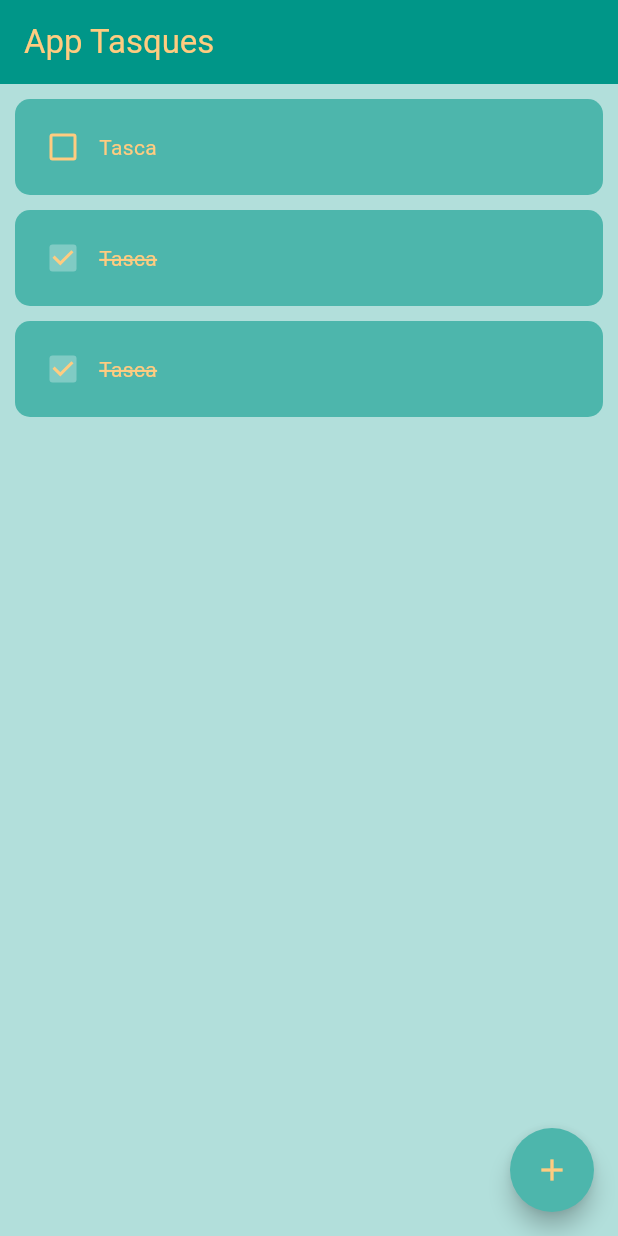
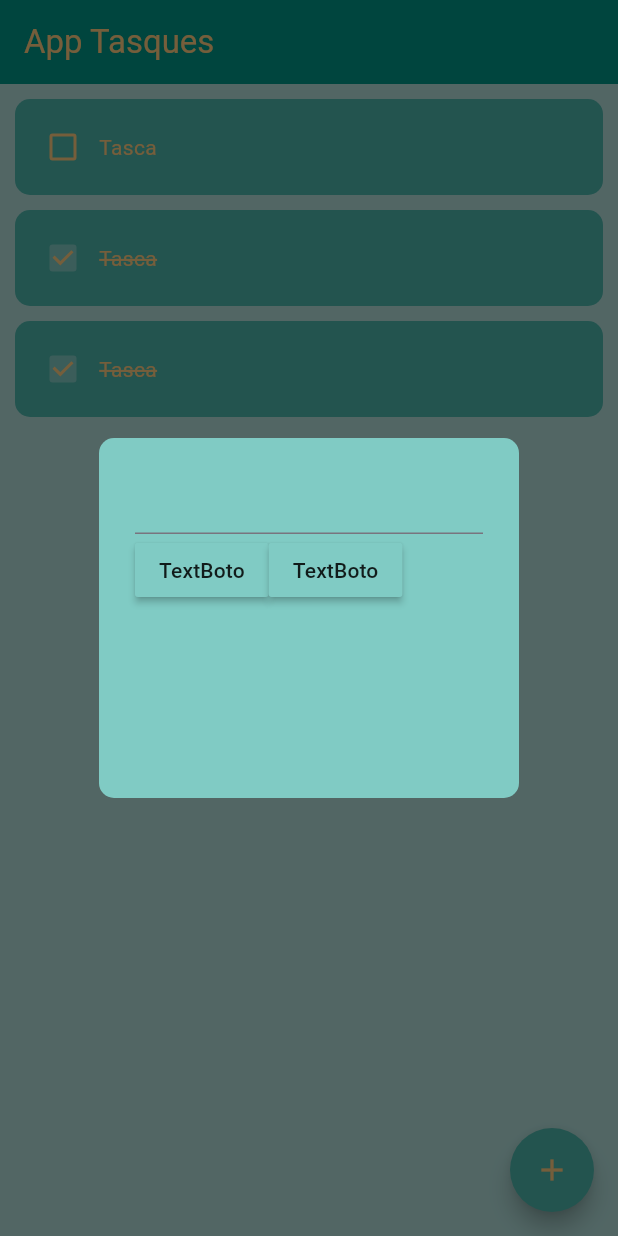
Before and after one commit to kokee007/aplicio_tasques_, a Flutter app: the screen it shows after launch, after a tap on the "add" icon, on a phone screen of 412 x 824 dp. Run offline on Flutter 3.47's test engine with Material 3 defaults, Android fonts, the phone set to English and light mode, and no system bars; drawn by our look-alikes of flutter_slidable.

Commit message:
dialog mostranse

```diff
--- /dev/null
+++ b/lib/components/boto_dialog.dart
@@ -0,0 +1,21 @@
+import 'package:flutter/material.dart';
+
+class BotoDialog extends StatelessWidget {
+  final String textBoto;
+  final Function()? accioBoto;
+
+  const BotoDialog({
+    super.key,
+    required this.accioBoto,
+    required this.textBoto,
+    });
+
+  @override
+  Widget build(BuildContext context) {
+    return MaterialButton(
+      onPressed: () {},
+      color: Colors.teal[200],
+      child: Text("TextBoto"),
+    );
+  }
+}
--- /dev/null
+++ b/lib/components/dialog_nova_tasca.dart
@@ -0,0 +1,28 @@
+import 'package:aplicio_tasques_/components/boto_dialog.dart';
+import 'package:flutter/material.dart';
+
+class DialogNovaTasca extends StatelessWidget {
+  const DialogNovaTasca({super.key});
+
+  @override
+  Widget build(BuildContext context) {
+    return AlertDialog(
+      backgroundColor: Colors.teal[200],
+      shape: RoundedRectangleBorder(borderRadius: BorderRadius.circular(10),
+      ),
+      content: Container(
+        height: 200,
+        child: Column(
+          children: [
+            TextField(),
+
+            Row(children: [
+              BotoDialog(accioBoto: (){}, textBoto: "Guardar"),//Boto guardar.
+              BotoDialog(accioBoto: (){}, textBoto: "Cancelar"),//Boto cancelar.
+            ],)
+          ],
+        ),
+      ),
+    );
+  }
+}
--- a/lib/pagines/pagina_principal.dart
+++ b/lib/pagines/pagina_principal.dart
@@ -1,3 +1,4 @@
+import 'package:aplicio_tasques_/components/dialog_nova_tasca.dart';
 import 'package:aplicio_tasques_/components/item_tasca.dart';
 import 'package:flutter/material.dart';
 
@@ -10,9 +11,18 @@ class PaginaPrincipal extends StatefulWidget {
 
 class _PaginaPrincipalState extends State<PaginaPrincipal> {
   List tasquesLLista = [
-    {"títol": "Tasca 1","valor": false,},
-    {"títol": "Tasca 2","valor": true,},
-    {"títol": "Tasca 3","valor": true,},
+    {
+      "títol": "Tasca 1",
+      "valor": false,
+    },
+    {
+      "títol": "Tasca 2",
+      "valor": true,
+    },
+    {
+      "títol": "Tasca 3",
+      "valor": true,
+    },
   ];
 
   void canviaCheckbox(bool valorCheckbox, int posLlista) {
@@ -21,12 +31,20 @@ class _PaginaPrincipalState extends State<PaginaPrincipal> {
     });
   }
 
-  void accioEsborrarTasca(int posLlista){
+  void accioEsborrarTasca(int posLlista) {
     setState(() {
       tasquesLLista.removeAt(posLlista);
     });
   }
 
+  void crearNovaTasca() {
+    showDialog(
+      context: context,
+      builder: (context) {
+        return const DialogNovaTasca();
+      },
+    );
+  }
 
   @override
   Widget build(BuildContext context) {
@@ -46,7 +64,7 @@ class _PaginaPrincipalState extends State<PaginaPrincipal> {
       floatingActionButton: FloatingActionButton(
         backgroundColor: Colors.teal[300],
         shape: CircleBorder(),
-        onPressed: () {},
+        onPressed: crearNovaTasca,
         child: Icon(
           Icons.add,
           color: Colors.orange[200],
@@ -58,11 +76,11 @@ class _PaginaPrincipalState extends State<PaginaPrincipal> {
         itemCount: tasquesLLista.length,
         itemBuilder: (context, index) {
           return ItemTasca(
-            textTasca:tasquesLLista[index]["títol"],// "Tasca",
+            textTasca: tasquesLLista[index]["títol"], // "Tasca",
             valorCheckbox: tasquesLLista[index]["valor"],
             canviaValorCheckbox: (valor) => canviaCheckbox(
-            tasquesLLista[index]["valor"],
-            index,
+              tasquesLLista[index]["valor"],
+              index,
             ),
             esborrarTasca: (valor) => accioEsborrarTasca(index),
           );
```
